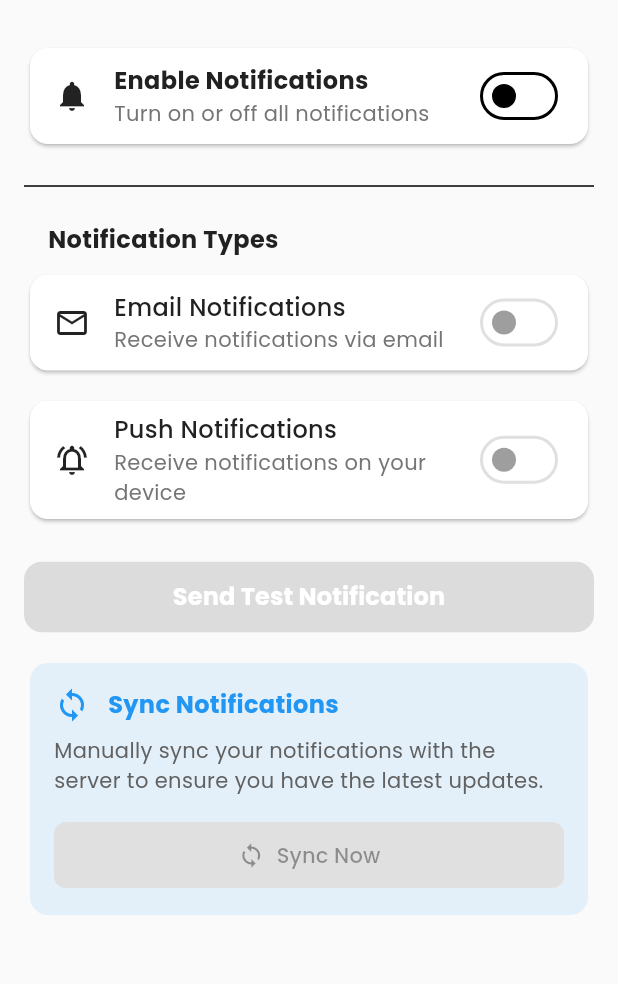
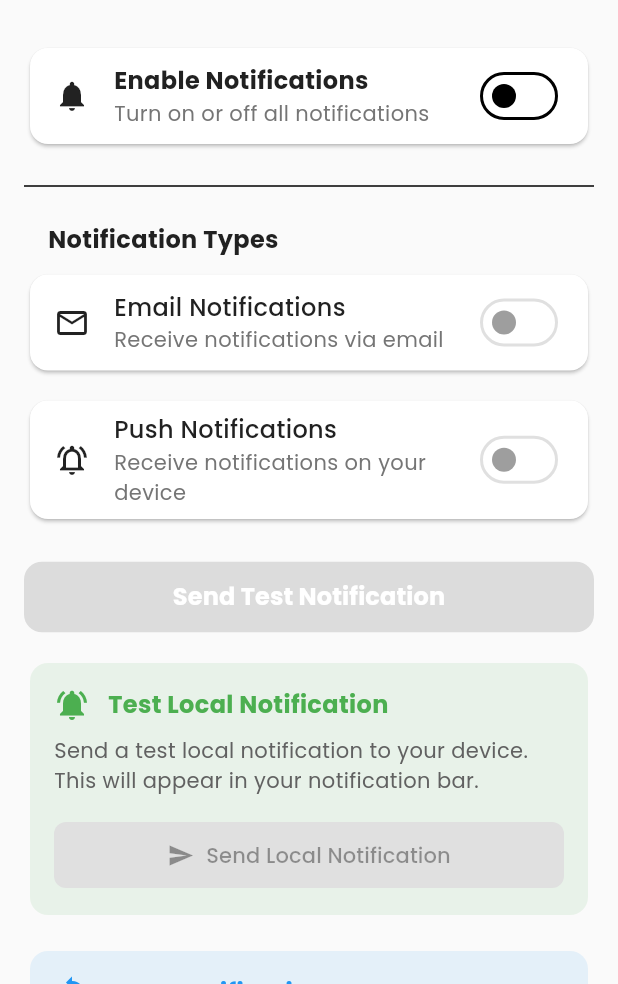
Before and after one commit to HaseebTariq45/BloodLine, a Flutter app: the NotificationSettingsScreen screen opened by its route, on a phone screen of 412 x 824 dp, the part 252-1236 px from its top. Run offline on Flutter 3.47's test engine with Material 3 defaults, Android fonts, the phone set to English and light mode, and no system bars; our stand-ins replace animate_do, cloud_firestore, connectivity_plus, firebase_auth, firebase_core, firebase_messaging and 13 more; missing offline and left inert: open_file_manager; accounts and stored records are empty.

Commit message:
BloodLine

```diff
--- a/lib/main.dart
+++ b/lib/main.dart
@@ -9,6 +9,7 @@ import 'providers/app_provider.dart';
 import 'services/network_tracker_service.dart';
 import 'services/service_locator.dart';
 import 'services/version_service.dart';
+import 'services/local_notification_service.dart';
 import 'screens/splash_screen.dart';
 import 'screens/login_screen.dart';
 import 'screens/home_screen.dart';
@@ -100,6 +101,8 @@ class MyApp extends StatefulWidget {
 class _MyAppState extends State<MyApp> with WidgetsBindingObserver {
   final FirebaseNotificationService _notificationService =
       FirebaseNotificationService();
+  final LocalNotificationService _localNotificationService =
+      LocalNotificationService();
 
   @override
   void initState() {
@@ -108,7 +111,7 @@ class _MyAppState extends State<MyApp> with WidgetsBindingObserver {
     WidgetsBinding.instance.addObserver(this);
     debugPrint('\n\n🔄🔄🔄 BLOODLINE APP STARTING 🔄🔄🔄');
 
-    // Initialize notification service after build is complete
+    // Initialize notification services after build is complete
     WidgetsBinding.instance.addPostFrameCallback((_) {
       debugPrint('🔄 [AppLifecycle] UI rendered, initializing services...');
       _initializeNotifications().then((_) {
@@ -143,7 +146,10 @@ class _MyAppState extends State<MyApp> with WidgetsBindingObserver {
 
   Future<void> _initializeNotifications() async {
     debugPrint('🔄 [Notifications] Initializing notification services');
+    // Initialize Firebase notifications
     await _notificationService.initialize(context);
+    // Initialize local notifications
+    await _localNotificationService.initialize(context);
     debugPrint('🔄 [Notifications] Notification services initialized successfully');
   }
 
--- a/lib/screens/notification_settings_screen.dart
+++ b/lib/screens/notification_settings_screen.dart
@@ -3,6 +3,8 @@ import 'package:provider/provider.dart';
 import '../providers/app_provider.dart';
 import '../constants/app_constants.dart';
 import '../widgets/custom_app_bar.dart';
+import '../services/local_notification_service.dart';
+import '../services/service_locator.dart';
 
 class NotificationSettingsScreen extends StatefulWidget {
   const NotificationSettingsScreen({super.key});
@@ -49,6 +51,8 @@ class _NotificationSettingsScreenState
               _buildNotificationTypeToggles(appProvider),
               const SizedBox(height: 24),
               _buildTestNotificationButton(appProvider),
+              const SizedBox(height: 16),
+              _buildTestLocalNotificationButton(appProvider),
               const SizedBox(height: 16),
               _buildSyncNotificationsButton(appProvider),
             ],
@@ -260,6 +264,92 @@ class _NotificationSettingsScreenState
     );
   }
 
+  Widget _buildTestLocalNotificationButton(AppProvider appProvider) {
+    return Card(
+      shape: RoundedRectangleBorder(borderRadius: BorderRadius.circular(12)),
+      elevation: 0,
+      color: Colors.green.withOpacity(0.1),
+      child: Padding(
+        padding: const EdgeInsets.all(16),
+        child: Column(
+          crossAxisAlignment: CrossAxisAlignment.start,
+          children: [
+            Row(
+              children: [
+                Icon(Icons.notifications_active, color: Colors.green),
+                const SizedBox(width: 12),
+                Text(
+                  'Test Local Notification',
+                  style: TextStyle(
+                    fontSize: 16,
+                    fontWeight: FontWeight.bold,
+                    color: Colors.green,
+                  ),
+                ),
+              ],
+            ),
+            const SizedBox(height: 8),
+            Text(
+              'Send a test local notification to your device. This will appear in your notification bar.',
+              style: TextStyle(
+                fontSize: 14,
+                color: Colors.grey[700],
+              ),
+            ),
+            const SizedBox(height: 16),
+            SizedBox(
+              width: double.infinity,
+              child: ElevatedButton.icon(
+                icon: const Icon(Icons.send, size: 18),
+                label: const Text('Send Local Notification'),
+                onPressed: appProvider.notificationsEnabled
+                    ? () async {
+                        // Show feedback
+                        ScaffoldMessenger.of(context).showSnackBar(
+                          const SnackBar(
+                            content: Text('Sending local notification...'),
+                            duration: Duration(seconds: 1),
+                          ),
+                        );
+
+                        // Get the local notification service
+                        final localNotificationService = serviceLocator.localNotificationService;
+
+                        // Send a test notification
+                        await localNotificationService.showNotification(
+                          title: 'BloodLine Test Notification',
+                          body: 'This is a test local notification from BloodLine app!',
+                          importance: NotificationImportance.high,
+                        );
+
+                        // Show success message
+                        if (context.mounted) {
+                          ScaffoldMessenger.of(context).showSnackBar(
+                            const SnackBar(
+                              content: Text('Local notification sent successfully'),
+                              backgroundColor: Colors.green,
+                            ),
+                          );
+                        }
+                      }
+                    : null,
+                style: ElevatedButton.styleFrom(
+                  backgroundColor: Colors.green,
+                  foregroundColor: Colors.white,
+                  disabledBackgroundColor: Colors.grey[300],
+                  padding: const EdgeInsets.symmetric(vertical: 12),
+                  shape: RoundedRectangleBorder(
+                    borderRadius: BorderRadius.circular(8),
+                  ),
+                ),
+              ),
+            ),
+          ],
+        ),
+      ),
+    );
+  }
+
   Widget _buildSyncNotificationsButton(AppProvider appProvider) {
     return Card(
       shape: RoundedRectangleBorder(borderRadius: BorderRadius.circular(12)),
--- a/lib/services/service_locator.dart
+++ b/lib/services/service_locator.dart
@@ -2,6 +2,7 @@ import 'package:get_it/get_it.dart';
 import '../providers/app_provider.dart';
 import 'network_tracker_service.dart';
 import 'firebase_notification_service.dart';
+import 'local_notification_service.dart';
 import 'version_service.dart';
 
 /// A simple service locator to access services throughout the app
@@ -14,11 +15,13 @@ class ServiceLocator {
   // Service instances
   late NetworkTrackerService networkTracker;
   late VersionService versionService;
+  late LocalNotificationService localNotificationService;
 
   // Initialize services
   void initialize(AppProvider appProvider) {
     networkTracker = NetworkTrackerService(appProvider);
     versionService = VersionService();
+    localNotificationService = LocalNotificationService();
 
     // Initialize GetIt service locator
     setupServiceLocator(appProvider);
@@ -37,5 +40,6 @@ void setupServiceLocator([AppProvider? appProvider]) {
   }
 
   serviceLocatorGetIt.registerLazySingleton<FirebaseNotificationService>(() => FirebaseNotificationService());
+  serviceLocatorGetIt.registerLazySingleton<LocalNotificationService>(() => LocalNotificationService());
   serviceLocatorGetIt.registerLazySingleton<VersionService>(() => VersionService());
 }
```
Also changed, not shown: lib/services/local_notification_service.dart (added, +356 -0 lines), pubspec.yaml (+5 -4 lines), pubspec.lock, 1 other file.
